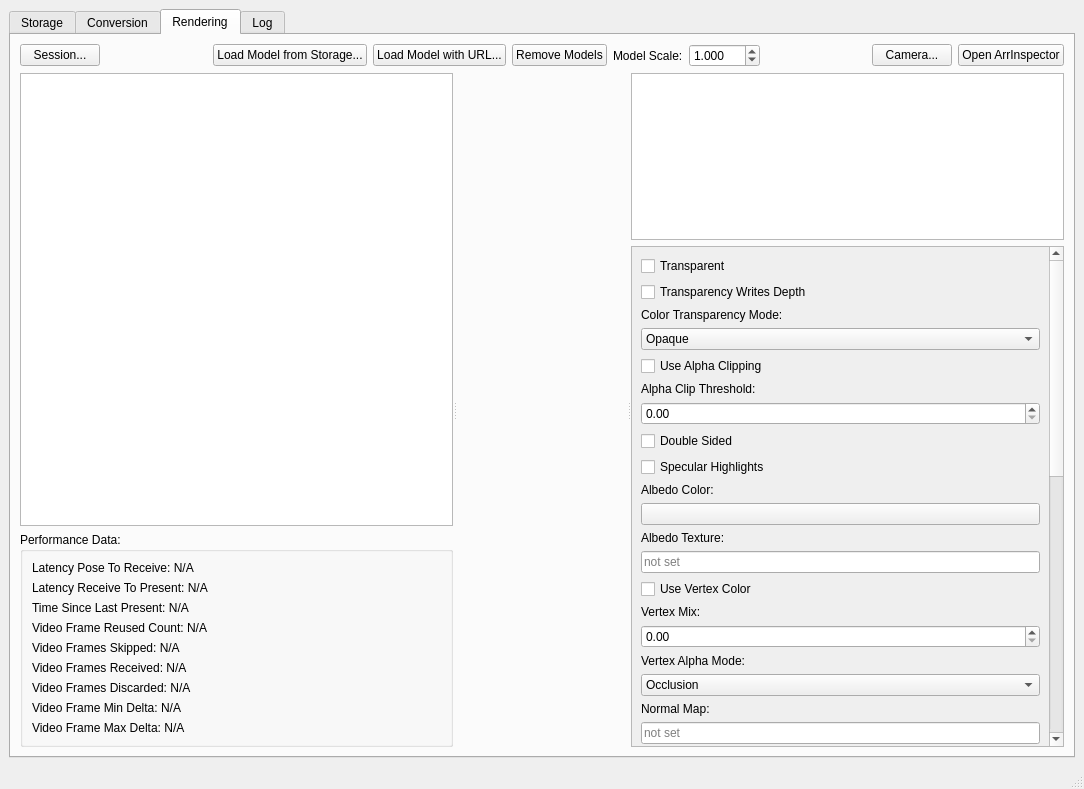
The window that ArrtSource/App/AppWindow.ui (Azure/azure-remote-rendering-asset-tool) describes before a commit, drawn with Qt 5.
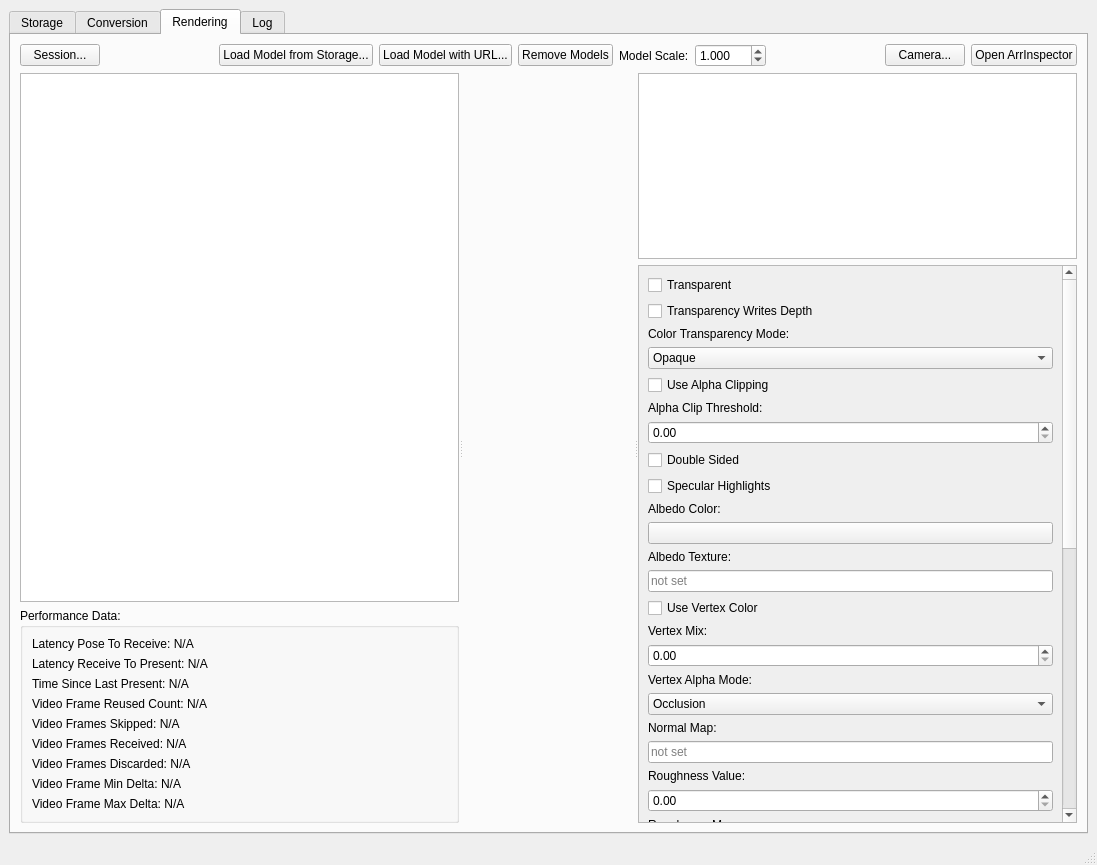
The same window after the commit. Icons and pictures are not drawn. Custom widgets are drawn as their Qt base class.

Patch:
```diff
--- a/ArrtSource/App/AppWindow.ui
+++ b/ArrtSource/App/AppWindow.ui
@@ -6,8 +6,8 @@
    <rect>
     <x>0</x>
     <y>0</y>
-    <width>1084</width>
-    <height>789</height>
+    <width>1097</width>
+    <height>865</height>
    </rect>
   </property>
   <property name="windowTitle">
@@ -1168,7 +1168,7 @@
                 <rect>
                  <x>0</x>
                  <y>0</y>
-                 <width>411</width>
+                 <width>417</width>
                  <height>1022</height>
                 </rect>
                </property>
```
Left out of the diff: 32 changed lines with no effect on the pictures.
